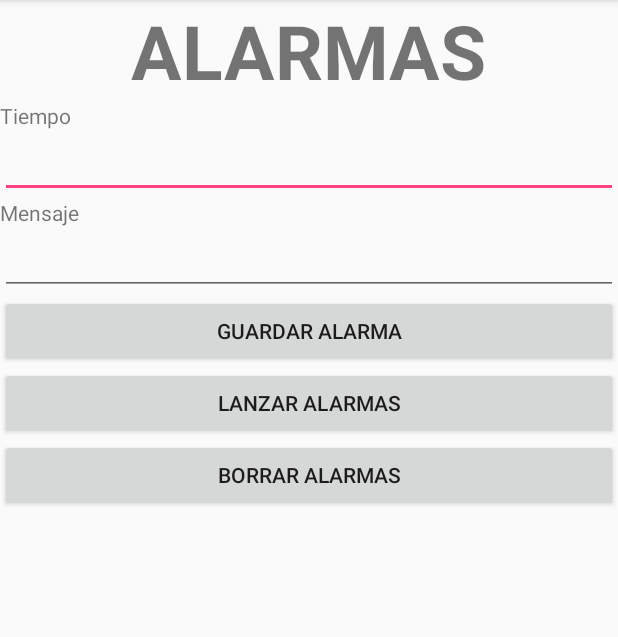
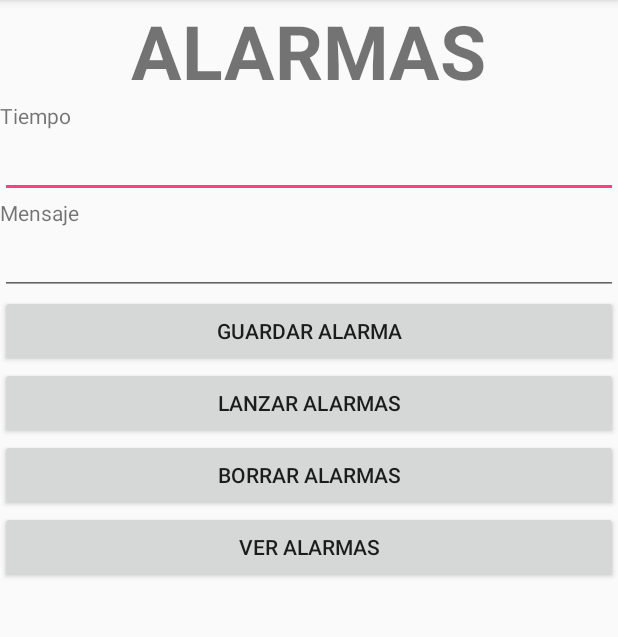
Before and after one commit to alejandroagca/EjerciciosDeFicheros, an Android app: the Ejercicio2Activity screen opened directly, with no data from a screen before it, after a tap on "LANZAR ALARMAS", on a phone screen of 412 x 824 dp, the part 84-721 px from its top. Run offline under Robolectric (Android 15) with nearby library versions, the phone set to English and light mode, and no system bars.

Commit message:
Ejercicio 2 finalizado

```diff
--- a/app/src/main/java/com/example/usuario/ejerciciosdered/Ejercicio2Activity.java
+++ b/app/src/main/java/com/example/usuario/ejerciciosdered/Ejercicio2Activity.java
@@ -20,18 +20,25 @@ import java.io.InputStreamReader;
 
 public class Ejercicio2Activity extends AppCompatActivity implements View.OnClickListener {
 
-    Button btnLanzarAlarmas, btnGuardarAlarma, btnBorrarAlarmas;
+    Button btnLanzarAlarmas, btnGuardarAlarma, btnBorrarAlarmas, btnVerAlarmas;
     EditText edtIntroduceTiempo, edtIntroduceMensaje;
     Memoria miMemoria;
     File miFichero;
-    TextView txvVerAlarmas;
+    TextView txvVerMensaje;
     MediaPlayer mp;
-    public static int cuantasAlarmas;
+    MiContador temporizador;
+    int cuantasAlarmas;
+    String [] mensajesAlarmas;
+    int [] tiemposAlarmas;
+    int turno;
     @Override
     protected void onCreate(Bundle savedInstanceState) {
         super.onCreate(savedInstanceState);
         setContentView(R.layout.activity_ejercicio2);
         cuantasAlarmas = 0;
+        mensajesAlarmas = new String[5];
+        tiemposAlarmas = new int[5];
+        turno = 0;
         mp = MediaPlayer.create(this,R.raw.sonido);
         btnGuardarAlarma = findViewById(R.id.btnGuardarAlarma);
         btnGuardarAlarma.setOnClickListener(this);
@@ -39,7 +46,9 @@ public class Ejercicio2Activity extends AppCompatActivity implements View.OnClic
         btnLanzarAlarmas.setOnClickListener(this);
         btnBorrarAlarmas = findViewById(R.id.btnBorrarAlarmas);
         btnBorrarAlarmas.setOnClickListener(this);
-        txvVerAlarmas = findViewById(R.id.txvVerAlarmas);
+        btnVerAlarmas = findViewById(R.id.btnVerAlarmas);
+        btnVerAlarmas.setOnClickListener(this);
+        txvVerMensaje = findViewById(R.id.txvVerMensaje);
         edtIntroduceMensaje = findViewById(R.id.edtIntroduceMensaje);
         edtIntroduceTiempo = findViewById(R.id.edtIntroduceTiempo);
         miMemoria = new Memoria(getApplicationContext());
@@ -57,36 +66,51 @@ public class Ejercicio2Activity extends AppCompatActivity implements View.OnClic
         }
 
         if (v == btnLanzarAlarmas){
+            lanzarAlarmas();
         }
 
         if (v == btnBorrarAlarmas){
             borrarAlarmas();
         }
+
+        if (v == btnVerAlarmas){
+            verAlarmas();
+        }
     }
 
     private void borrarAlarmas(){
+        comprobarAlarmas();
         if (miFichero.exists()) {
             miFichero.delete();
             cuantasAlarmas = 0;
-            txvVerAlarmas.setText("");
+            txvVerMensaje.setText("");
             Toast.makeText(Ejercicio2Activity.this, "Se ha borrado el fichero alarmas.txt", Toast.LENGTH_SHORT).show();
-        }
-        else{
-            Toast.makeText(Ejercicio2Activity.this, "El fichero alarmas.txt no se ha creado todavia", Toast.LENGTH_SHORT).show();
         }
     }
 
     private void guardarAlarma(){
         if(miMemoria.disponibleEscritura()) {
             if (cuantasAlarmas <5) {
-                String alarma = edtIntroduceTiempo.getText().toString() + "," + edtIntroduceMensaje.getText().toString();
+                if (edtIntroduceTiempo.getText().toString().length() > 0 && edtIntroduceMensaje.getText().toString().length() > 0){
+                    String alarma = edtIntroduceTiempo.getText().toString() + "," + edtIntroduceMensaje.getText().toString();
                 miMemoria.escribirExterna("alarmas.txt", alarma, true, "UTF-8");
                 comprobarAlarmas();
                 Toast.makeText(Ejercicio2Activity.this, "Alarma guardada", Toast.LENGTH_SHORT).show();
+                }else{
+                    Toast.makeText(Ejercicio2Activity.this, "Alguno de los campos no ha sido rellenado", Toast.LENGTH_SHORT).show();
+                }
             }
             else {
-                Toast.makeText(Ejercicio2Activity.this, "Ya tienes 4 alarmas creadas", Toast.LENGTH_SHORT).show();
+                Toast.makeText(Ejercicio2Activity.this, "Ya tienes 5 alarmas creadas", Toast.LENGTH_SHORT).show();
             }
+        }
+    }
+
+    private void verAlarmas(){
+        comprobarAlarmas();
+        txvVerMensaje.setText("");
+        for (int i = 0; i < cuantasAlarmas; i++){
+            txvVerMensaje.setText(txvVerMensaje.getText().toString() + "Alarma: " + mensajesAlarmas[i] + "\t   Tiempo: " + tiemposAlarmas[i]  + "\n");
         }
     }
 
@@ -96,16 +120,17 @@ public class Ejercicio2Activity extends AppCompatActivity implements View.OnClic
         InputStreamReader isr;
         BufferedReader br;
         String linea;
+        String [] estaAlarma;
 
         try {
             fis = new FileInputStream(miFichero);
             isr = new InputStreamReader(fis);
             br = new BufferedReader(isr);
 
-            txvVerAlarmas.setText("");
             while ((linea = br.readLine())!= null) {
-                cuantasAlarmas++;
-                txvVerAlarmas.setText(txvVerAlarmas.getText().toString() + linea + "\n");
+                estaAlarma = linea.split(",");
+                tiemposAlarmas[cuantasAlarmas] = Integer.parseInt(estaAlarma[0]);
+                mensajesAlarmas[cuantasAlarmas++] = estaAlarma[1];
             }
 
             br.close();
@@ -121,14 +146,29 @@ public class Ejercicio2Activity extends AppCompatActivity implements View.OnClic
         }
     }
 
+    private void lanzarAlarmas(){
+        turno = 0;
+        comprobarAlarmas();
+            if (cuantasAlarmas > 0) {
+                temporizador = new MiContador((long) tiemposAlarmas[turno] * 60 * 1000, (long) 1000.0);
+                temporizador.start();
+                btnVerAlarmas.setEnabled(false);
+                btnBorrarAlarmas.setEnabled(false);
+                btnLanzarAlarmas.setEnabled(false);
+                btnGuardarAlarma.setEnabled(false);
+
+            }
+
+    }
+
     public class MiContador extends CountDownTimer {
         public MiContador(long startTime, long interval) {
             super(startTime, interval);
+            txvVerMensaje.setText("La alarma " + mensajesAlarmas[turno] + " sonará en " + tiemposAlarmas[turno] + " minuto/s");
         }
 
         @Override
         public void onTick(long millisUntilFinished) {
-            long minutos = (millisUntilFinished/1000) / 60;
 
         }
 
@@ -136,7 +176,18 @@ public class Ejercicio2Activity extends AppCompatActivity implements View.OnClic
         public void onFinish()
         {
             mp.start();
-
+            turno++;
+            if (turno < cuantasAlarmas) {
+                temporizador = new MiContador((long) tiemposAlarmas[turno] * 60 * 1000, (long) 1000.0);
+                temporizador.start();
+            }
+            else{
+                txvVerMensaje.setText("Todas las alarmas han finalizado");
+                btnVerAlarmas.setEnabled(true);
+                btnBorrarAlarmas.setEnabled(true);
+                btnLanzarAlarmas.setEnabled(true);
+                btnGuardarAlarma.setEnabled(true);
+            }
 
         }
     }
--- a/app/src/main/res/layout/activity_ejercicio2.xml
+++ b/app/src/main/res/layout/activity_ejercicio2.xml
@@ -19,11 +19,12 @@
         android:layout_width="match_parent"
         android:layout_height="wrap_content"
         android:text="Tiempo" />
+
     <EditText
         android:id="@+id/edtIntroduceTiempo"
         android:layout_width="match_parent"
         android:layout_height="wrap_content"
-        />
+        android:inputType="number" />
 
     <TextView
         android:layout_width="match_parent"
@@ -54,9 +55,20 @@
         android:layout_height="wrap_content"
         android:text="Borrar alarmas"/>
 
-    <TextView
-        android:id="@+id/txvVerAlarmas"
+    <Button
+        android:id="@+id/btnVerAlarmas"
         android:layout_width="match_parent"
-        android:layout_height="match_parent" />
+        android:layout_height="wrap_content"
+        android:text="Ver alarmas"/>
+
+
+        <TextView
+            android:id="@+id/txvVerMensaje"
+            android:layout_width="wrap_content"
+            android:layout_height="wrap_content"
+            />
+
+
+
 
 </LinearLayout>
```
